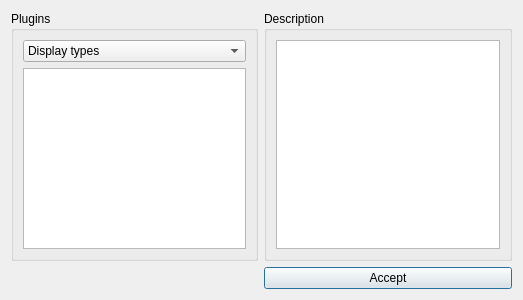
Before: the Qt Designer form libavogadro/src/plugindialog.ui in cryos/avogadro, drawn with Qt 5.
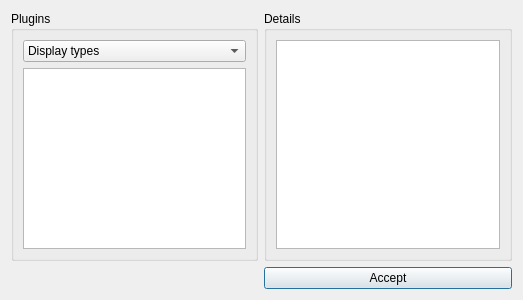
After: the same form once the commit is applied. Custom widgets are drawn as their Qt base class.

Patch:
```diff
--- a/libavogadro/src/plugindialog.ui
+++ b/libavogadro/src/plugindialog.ui
@@ -47,7 +47,7 @@
    <item row="0" column="1" >
     <widget class="QGroupBox" name="groupBox_2" >
      <property name="title" >
-      <string>Description</string>
+      <string>Details</string>
      </property>
      <layout class="QGridLayout" >
       <item row="0" column="0" >
```
Left out of the diff: 5 changed lines with no effect on the pictures.
